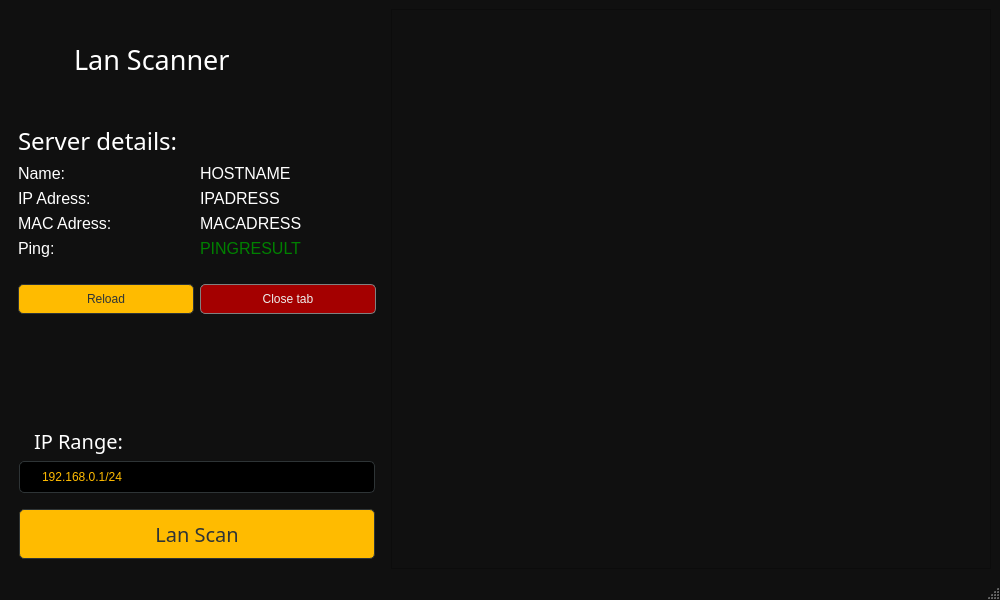
GazButane/LAN_Scanner, file LS_MainWindow.ui: the form before one commit.
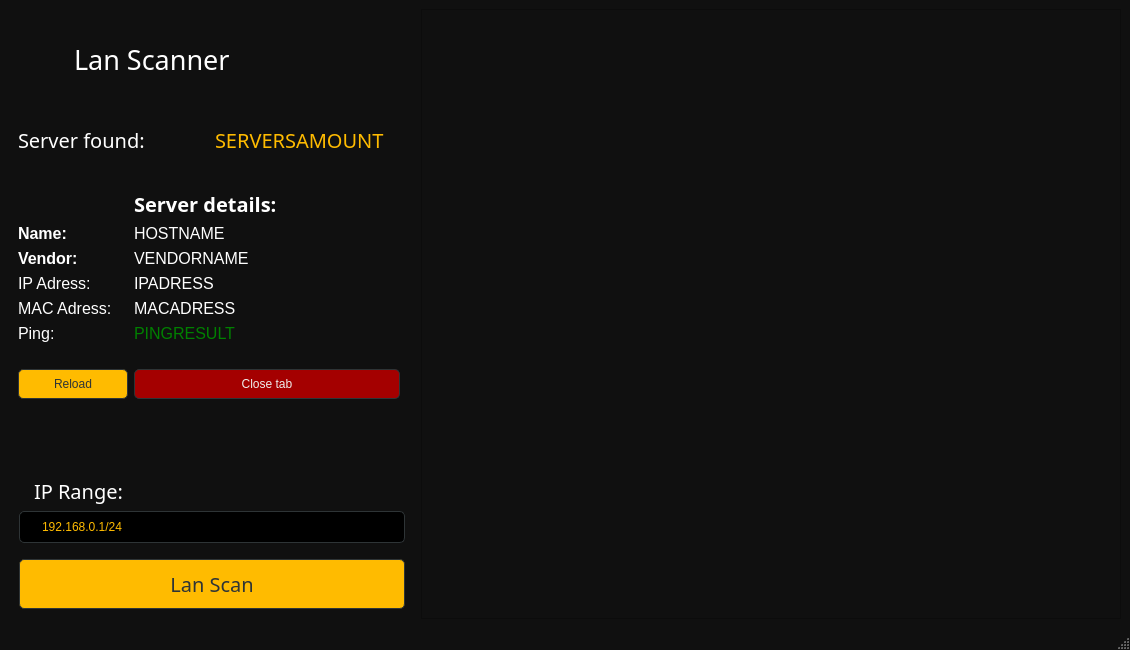
The form after the commit. Icons and pictures are not drawn.

Commit message: Vendor Names, Better Hostnames detection, UI improved

What changed in the file:
```diff
--- a/LS_MainWindow.ui
+++ b/LS_MainWindow.ui
@@ -6,10 +6,16 @@
    <rect>
     <x>0</x>
     <y>0</y>
-    <width>1000</width>
-    <height>600</height>
+    <width>1130</width>
+    <height>650</height>
    </rect>
   </property>
+  <property name="minimumSize">
+   <size>
+    <width>0</width>
+    <height>50</height>
+   </size>
+  </property>
   <property name="windowTitle">
    <string>Lan Scanner</string>
   </property>
@@ -109,19 +115,91 @@
           </layout>
          </widget>
         </item>
+        <item>
+         <widget class="QWidget" name="widget" native="true">
+          <property name="minimumSize">
+           <size>
+            <width>0</width>
+            <height>50</height>
+           </size>
+          </property>
+          <property name="styleSheet">
+           <string notr="true">color: white;</string>
+          </property>
+          <layout class="QGridLayout" name="gridLayout_2">
+           <item row="0" column="0">
+            <widget class="QLabel" name="label_5">
+             <property name="font">
+              <font>
+               <family>Comfortaa</family>
+               <pointsize>15</pointsize>
+              </font>
+             </property>
+             <property name="text">
+              <string>Server found:</string>
+             </property>
+            </widget>
+           </item>
+           <item row="0" column="1">
+            <widget class="QLabel" name="ServersAmount">
+             <property name="font">
+              <font>
+               <family>Comfortaa</family>
+               <pointsize>15</pointsize>
+              </font>
+             </property>
+             <property name="styleSheet">
+              <string notr="true">color: #FFBB00;</string>
+             </property>
+             <property name="text">
+              <string>SERVERSAMOUNT</string>
+             </property>
+            </widget>
+           </item>
+          </layout>
+         </widget>
+        </item>
+        <item>
+         <spacer name="horizontalSpacer_3">
+          <property name="orientation">
+           <enum>Qt::Horizontal</enum>
+          </property>
+          <property name="sizeType">
+           <enum>QSizePolicy::Fixed</enum>
+          </property>
+          <property name="sizeHint" stdset="0">
+           <size>
+            <width>400</width>
+            <height>10</height>
+           </size>
+          </property>
+         </spacer>
+        </item>
         <item>
          <widget class="QWidget" name="ServerDetailsTab" native="true">
+          <property name="sizePolicy">
+           <sizepolicy hsizetype="Fixed" vsizetype="Preferred">
+            <horstretch>0</horstretch>
+            <verstretch>0</verstretch>
+           </sizepolicy>
+          </property>
           <property name="minimumSize">
            <size>
-            <width>0</width>
-            <height>60</height>
+            <width>400</width>
+            <height>0</height>
+           </size>
+          </property>
+          <property name="maximumSize">
+           <size>
+            <width>400</width>
+            <height>16777215</height>
            </size>
           </property>
           <property name="styleSheet">
            <string notr="true">color: white;</string>
           </property>
           <layout class="QGridLayout" name="gridLayout">
-           <item row="6" column="2">
+           <item row="8" column="2">
             <widget class="QPushButton" name="SDT_CloseTab">
              <property name="styleSheet">
               <string notr="true">QPushButton{
@@ -131,7 +209,7 @@
     padding: 7px 20px;
     text-align: center;
     text-decoration: none;
-    border-color: grey;
+    border-color: #2E3436;
     border-style:solid;
     border-width: 1px;
     border-radius: 5px;
@@ -162,6 +240,19 @@
             </widget>
            </item>
            <item row="2" column="2">
+            <widget class="QLabel" name="SDT_VendorName">
+             <property name="font">
+              <font>
+               <pointsize>12</pointsize>
+               <bold>false</bold>
+              </font>
+             </property>
+             <property name="text">
+              <string>VENDORNAME</string>
+             </property>
+            </widget>
+           </item>
+           <item row="4" column="2">
             <widget class="QLabel" name="SDT_IpAdress">
              <property name="font">
               <font>
@@ -173,7 +264,7 @@
              </property>
             </widget>
            </item>
-           <item row="3" column="1">
+           <item row="5" column="1">
             <widget class="QLabel" name="label_9">
              <property name="font">
               <font>
@@ -185,7 +276,7 @@
              </property>
             </widget>
            </item>
-           <item row="4" column="1">
+           <item row="6" column="1">
             <widget class="QLabel" name="label_6">
              <property name="font">
               <font>
@@ -197,7 +288,7 @@
              </property>
             </widget>
            </item>
-           <item row="4" column="2">
+           <item row="6" column="2">
             <widget class="QLabel" name="SDT_PingResult">
              <property name="font">
               <font>
@@ -212,11 +303,25 @@
              </property>
             </widget>
            </item>
+           <item row="2" column="1">
+            <widget class="QLabel" name="label_10">
+             <property name="font">
+              <font>
+               <pointsize>12</pointsize>
+               <bold>true</bold>
+              </font>
+             </property>
+             <property name="text">
+              <string>Vendor:</string>
+             </property>
+            </widget>
+           </item>
            <item row="1" column="1">
-            <widget class="QLabel" name="label_5">
+            <widget class="QLabel" name="label_8">
              <property name="font">
               <font>
                <pointsize>12</pointsize>
+               <bold>true</bold>
               </font>
              </property>
              <property name="text">
@@ -224,24 +329,26 @@
              </property>
             </widget>
            </item>
-           <item row="0" column="1">
-            <widget class="QLabel" name="label_4">
-             <property name="font">
-              <font>
-               <family>Comfortaa</family>
-               <pointsize>18</pointsize>
-              </font>
-             </property>
-             <property name="styleSheet">
-              <string notr="true"/>
-             </property>
-             <property name="text">
-              <string>Server details:</string>
-             </property>
-            </widget>
-           </item>
-           <item row="6" column="1">
+           <item row="8" column="1">
             <widget class="QPushButton" name="SDT_ReloadButton">
+             <property name="sizePolicy">
+              <sizepolicy hsizetype="Fixed" vsizetype="Fixed">
+               <horstretch>0</horstretch>
+               <verstretch>0</verstretch>
+              </sizepolicy>
+             </property>
+             <property name="minimumSize">
+              <size>
+               <width>110</width>
+               <height>0</height>
+              </size>
+             </property>
+             <property name="maximumSize">
+              <size>
+               <width>110</width>
+               <height>16777215</height>
+              </size>
+             </property>
              <property name="styleSheet">
               <string notr="true">QPushButton{
 
@@ -268,7 +375,7 @@
              </property>
             </widget>
            </item>
-           <item row="3" column="2">
+           <item row="5" column="2">
             <widget class="QLabel" name="SDT_MacAdress">
              <property name="font">
               <font>
@@ -280,7 +387,7 @@
              </property>
             </widget>
            </item>
-           <item row="2" column="1">
+           <item row="4" column="1">
             <widget class="QLabel" name="label_7">
              <property name="font">
               <font>
@@ -292,17 +399,34 @@
              </property>
             </widget>
            </item>
-           <item row="5" column="1">
-            <spacer name="verticalSpacer_2">
+           <item row="0" column="2">
+            <widget class="QLabel" name="label_4">
+             <property name="font">
+              <font>
+               <family>Comfortaa</family>
+               <pointsize>15</pointsize>
+               <bold>true</bold>
+              </font>
+             </property>
+             <property name="styleSheet">
+              <string notr="true">color: white;</string>
+             </property>
+             <property name="text">
+              <string>Server details:</string>
+             </property>
+            </widget>
+           </item>
+           <item row="7" column="2">
+            <spacer name="horizontalSpacer_2">
              <property name="orientation">
-              <enum>Qt::Vertical</enum>
+              <enum>Qt::Horizontal</enum>
              </property>
              <property name="sizeType">
-              <enum>QSizePolicy::Fixed</enum>
+              <enum>QSizePolicy::Expanding</enum>
              </property>
              <property name="sizeHint" stdset="0">
               <size>
-               <width>20</width>
+               <width>50</width>
                <height>20</height>
               </size>
              </property>
@@ -426,7 +550,7 @@
           </property>
           <property name="minimumSize">
            <size>
-            <width>600</width>
+            <width>700</width>
             <height>0</height>
            </size>
           </property>
@@ -438,8 +562,8 @@
             <rect>
              <x>0</x>
              <y>0</y>
-             <width>598</width>
-             <height>534</height>
+             <width>698</width>
+             <height>584</height>
             </rect>
            </property>
            <layout class="QVBoxLayout" name="verticalLayout_3"/>
```
Left out of the diff: 30 changed lines with no effect on the pictures. The commit also changes 5 other files.
